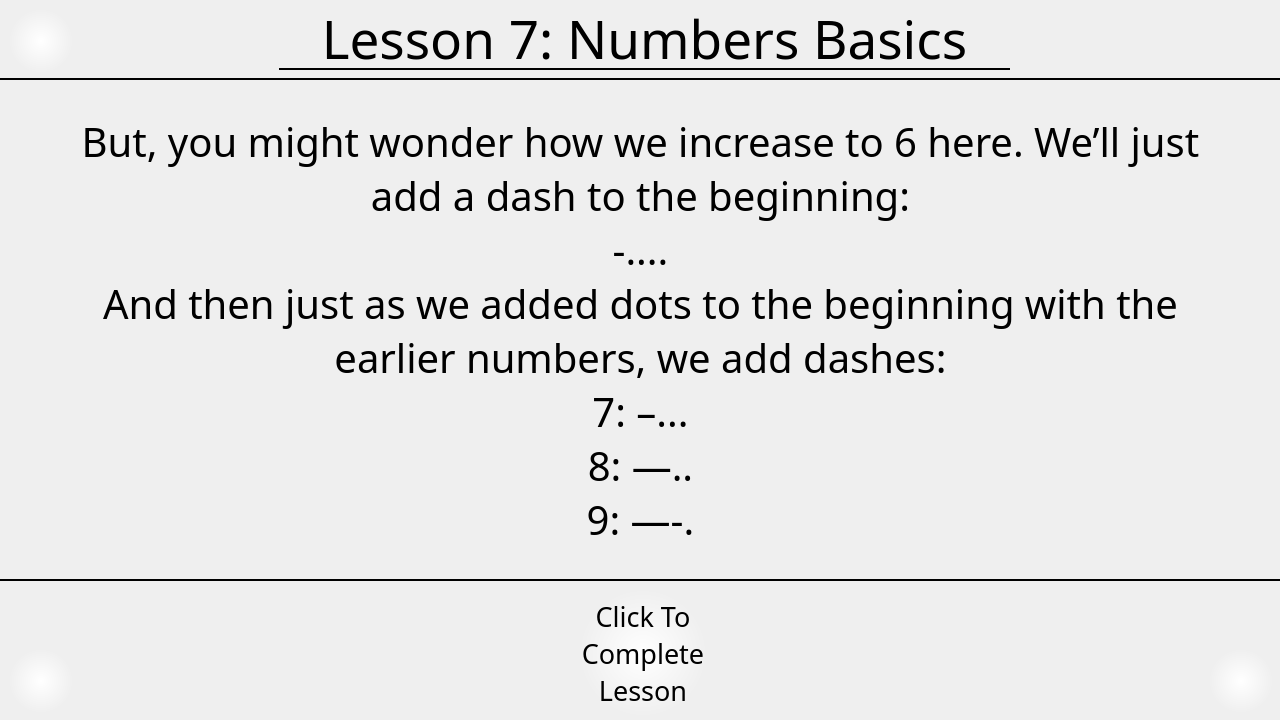
This is MorseCodeLearner/numbersbasics.ui in UofU-CS3505/cs3505-assignment9-the_tigers as Qt 5 draws it before an edit. The edited form follows.
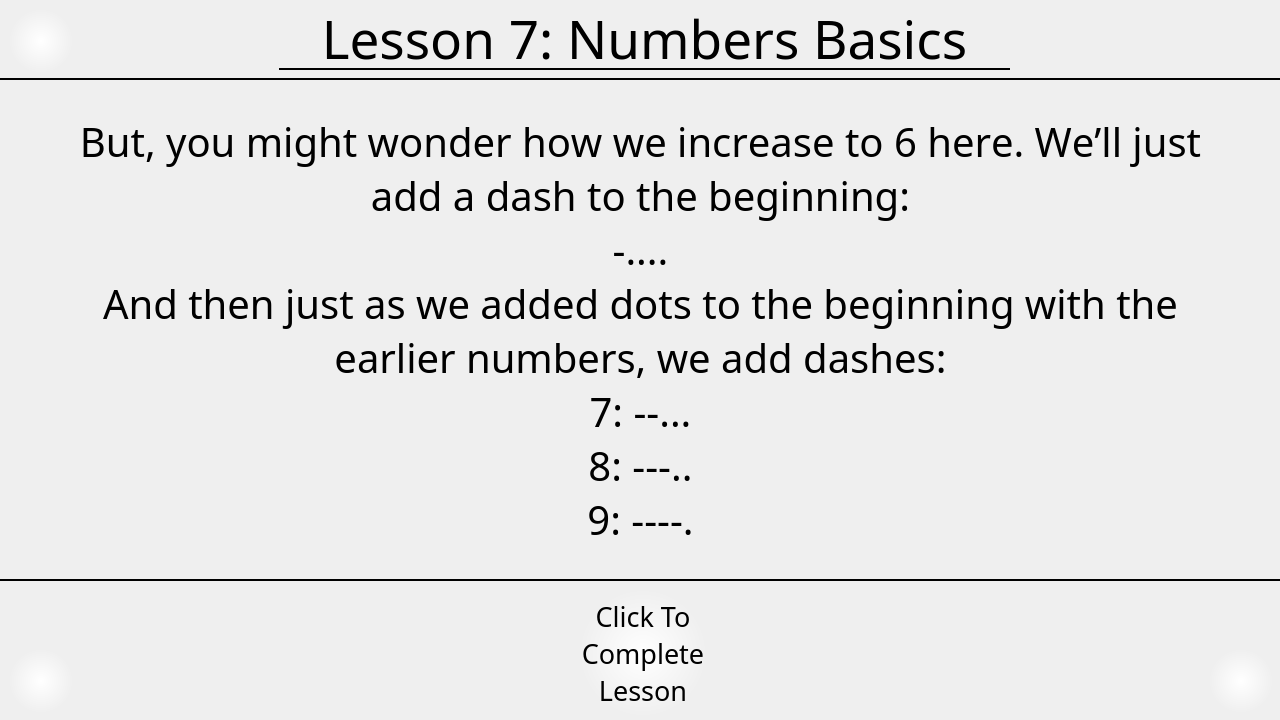
This is the edited form. The open tabs and pages were chosen to show the change.

Commit message: Fixed kerning, improved paddle illustrations

Diff of the .ui file:
```diff
--- a/MorseCodeLearner/numbersbasics.ui
+++ b/MorseCodeLearner/numbersbasics.ui
@@ -213,6 +213,11 @@
      <height>481</height>
     </rect>
    </property>
+   <property name="font">
+    <font>
+     <kerning>true</kerning>
+    </font>
+   </property>
    <property name="currentIndex">
     <number>2</number>
    </property>
@@ -294,15 +299,16 @@
       <font>
        <family>OldNewspaperTypes</family>
        <pointsize>30</pointsize>
+       <kerning>false</kerning>
       </font>
      </property>
      <property name="text">
       <string>But, you might wonder how we increase to 6 here. We’ll just add a dash to the beginning:
 -....
 And then just as we added dots to the beginning with the earlier numbers, we add dashes:
-7: –...
-8: —..
-9: —-.</string>
+7: --...
+8: ---..
+9: ----.</string>
      </property>
      <property name="alignment">
       <set>Qt::AlignmentFlag::AlignCenter</set>
```
Left out of the diff: 8 changed lines with no effect on the pictures. The commit also changes 7 other files.
